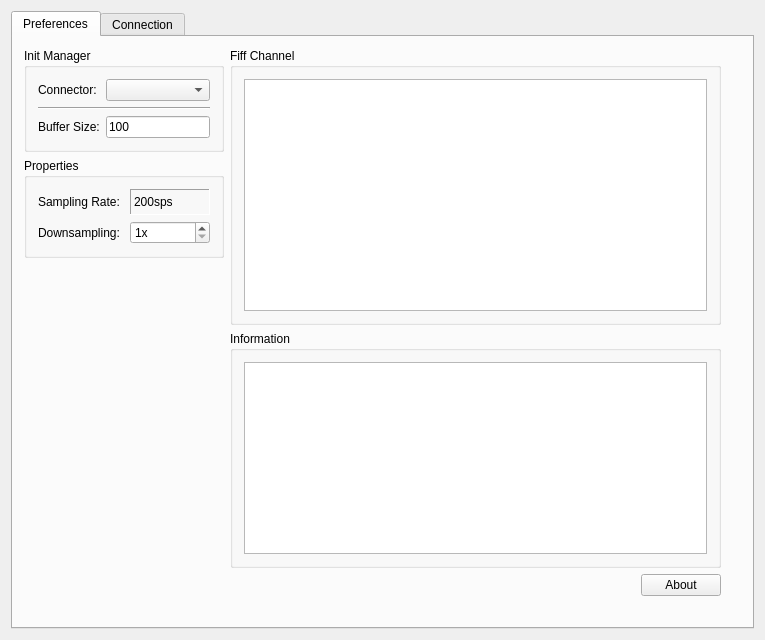
This is mne_x/plugins/rtserver/FormFiles/rtserversetup.ui in mne-tools/mne-cpp as Qt 5 draws it before an edit. The edited form follows.
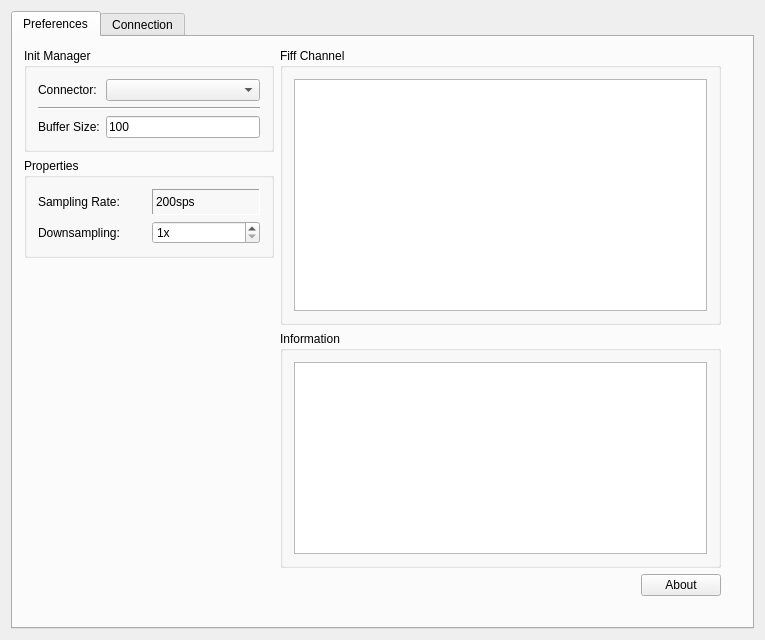
This is the edited form. The open tabs and pages were chosen to show the change.

Diff of the .ui file:
```diff
--- a/mne_x/plugins/rtserver/FormFiles/rtserversetup.ui
+++ b/mne_x/plugins/rtserver/FormFiles/rtserversetup.ui
@@ -178,7 +178,7 @@
           <widget class="QGroupBox" name="m_qGroupBox_Init">
            <property name="maximumSize">
             <size>
-             <width>200</width>
+             <width>250</width>
              <height>16777215</height>
             </size>
            </property>
```
Left out of the diff: 2 changed lines with no effect on the pictures.
